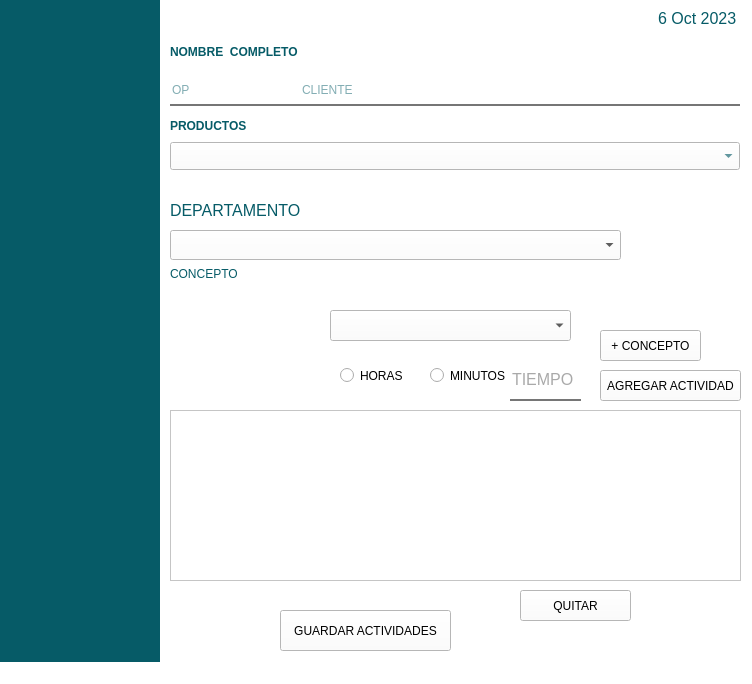
Qt form Views/formulario.ui (alma-assembled/Actividades_Assembled) before a commit.
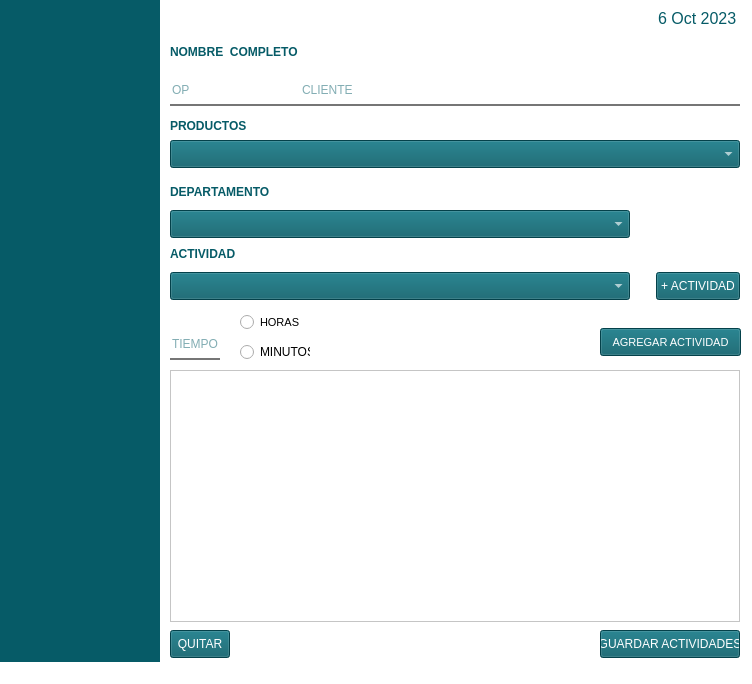
The same form after that commit. Icons and pictures are not drawn.

Commit message: Actualización del archivo con mejoraas de diseño y usabilidad.

The edit to the form file:
```diff
--- a/Views/formulario.ui
+++ b/Views/formulario.ui
@@ -37,22 +37,31 @@
    <widget class="QLineEdit" name="txt_horasMinutos">
     <property name="geometry">
      <rect>
-      <x>510</x>
-      <y>360</y>
-      <width>71</width>
-      <height>41</height>
+      <x>170</x>
+      <y>328</y>
+      <width>50</width>
+      <height>32</height>
      </rect>
     </property>
+    <property name="font">
+     <font>
+      <family>Arial</family>
+      <pointsize>-1</pointsize>
+     </font>
+    </property>
+    <property name="focusPolicy">
+     <enum>Qt::TabFocus</enum>
+    </property>
     <property name="styleSheet">
      <string notr="true">width: 100%;
   padding: 10px 0;
-  font-size: 16px;
-  color: #fff;
+  font-size: 12px;
+  color: rgb(6, 91, 103);
   border: none;
   outline: none;
   background: transparent;
 border-bottom: 2px solid rgb(118, 118, 118) ;
-color: rgb(84, 84, 84);</string>
+color: rgb(6, 91, 103);</string>
     </property>
     <property name="text">
      <string/>
@@ -189,13 +198,21 @@
     <property name="geometry">
      <rect>
       <x>170</x>
-      <y>196</y>
-      <width>138</width>
-      <height>28</height>
+      <y>180</y>
+      <width>100</width>
+      <height>24</height>
      </rect>
     </property>
+    <property name="font">
+     <font>
+      <family>Arial</family>
+      <pointsize>-1</pointsize>
+      <weight>75</weight>
+      <bold>true</bold>
+     </font>
+    </property>
     <property name="styleSheet">
-     <string notr="true">  font-size: 16px;
+     <string notr="true">  font-size: 12px;
 color: rgb(6, 91, 103);;</string>
     </property>
     <property name="text">
@@ -206,57 +223,82 @@
     <property name="geometry">
      <rect>
       <x>170</x>
-      <y>260</y>
-      <width>92</width>
-      <height>28</height>
+      <y>242</y>
+      <width>72</width>
+      <height>24</height>
      </rect>
     </property>
+    <property name="font">
+     <font>
+      <family>Arial</family>
+      <pointsize>-1</pointsize>
+      <weight>75</weight>
+      <bold>true</bold>
+     </font>
+    </property>
     <property name="styleSheet">
      <string notr="true">  font-size: 12px;
 color: rgb(6, 91, 103);</string>
     </property>
     <property name="text">
-     <string>CONCEPTO</string>
+     <string>ACTIVIDAD</string>
     </property>
    </widget>
    <widget class="QComboBox" name="cb_concepto">
     <property name="geometry">
      <rect>
-      <x>330</x>
+      <x>170</x>
+      <y>272</y>
+      <width>460</width>
+      <height>28</height>
+     </rect>
+    </property>
+    <property name="font">
+     <font>
+      <family>Arial</family>
+      <pointsize>12</pointsize>
+     </font>
+    </property>
+    <property name="styleSheet">
+     <string notr="true"> color: rgb(255, 255, 255);
+    background-color: rgb(6, 91, 103);</string>
+    </property>
+   </widget>
+   <widget class="QPushButton" name="btn_actividad">
+    <property name="geometry">
+     <rect>
+      <x>656</x>
+      <y>272</y>
+      <width>84</width>
+      <height>28</height>
+     </rect>
+    </property>
+    <property name="styleSheet">
+     <string notr="true"> background:rgb(6, 91, 103);
+color: rgb(255, 255, 255);</string>
+    </property>
+    <property name="text">
+     <string>+ ACTIVIDAD</string>
+    </property>
+   </widget>
+   <widget class="QRadioButton" name="rbt_horas">
+    <property name="geometry">
+     <rect>
+      <x>240</x>
       <y>310</y>
-      <width>241</width>
-      <height>31</height>
+      <width>60</width>
+      <height>24</height>
      </rect>
     </property>
-    <property name="styleSheet">
-     <string notr="true"> color: inherit;
-    background-color: var(--option-bg);</string>
+    <property name="font">
+     <font>
+      <family>Arial</family>
+      <pointsize>8</pointsize>
+     </font>
     </property>
-   </widget>
-   <widget class="QPushButton" name="btn_concepto">
-    <property name="geometry">
-     <rect>
-      <x>600</x>
-      <y>330</y>
-      <width>101</width>
-      <height>31</height>
-     </rect>
-    </property>
     <property name="styleSheet">
-     <string notr="true"> background: linear-gradient(360deg,#03e9f4);</string>
-    </property>
-    <property name="text">
-     <string>+ CONCEPTO</string>
-    </property>
-   </widget>
-   <widget class="QRadioButton" name="rb_horas">
-    <property name="geometry">
-     <rect>
-      <x>340</x>
-      <y>360</y>
-      <width>82</width>
-      <height>31</height>
-     </rect>
+     <string notr="true">color: rgb(6, 91, 103);
+indicator { background-color: red; }</string>
     </property>
     <property name="text">
      <string>HORAS</string>
@@ -265,12 +307,21 @@
    <widget class="QRadioButton" name="rb_minutos">
     <property name="geometry">
      <rect>
-      <x>430</x>
-      <y>360</y>
-      <width>82</width>
-      <height>31</height>
+      <x>240</x>
+      <y>340</y>
+      <width>70</width>
+      <height>24</height>
      </rect>
     </property>
+    <property name="font">
+     <font>
+      <family>Arial</family>
+     </font>
+    </property>
+    <property name="styleSheet">
+     <string notr="true">color: rgb(6, 91, 103);
+indicator { background-color: red; }</string>
+    </property>
     <property name="text">
      <string>MINUTOS</string>
     </property>
@@ -278,14 +329,20 @@
    <widget class="QPushButton" name="btn_guardar">
     <property name="geometry">
      <rect>
-      <x>280</x>
-      <y>610</y>
-      <width>171</width>
-      <height>41</height>
+      <x>600</x>
+      <y>630</y>
+      <width>140</width>
+      <height>28</height>
      </rect>
     </property>
+    <property name="font">
+     <font>
+      <family>Arial</family>
+     </font>
+    </property>
     <property name="styleSheet">
-     <string notr="true"> background: linear-gradient(360deg,#03e9f4);
+     <string notr="true">color: rgb(255, 255, 255);
+ background: rgb(6, 91, 103);
 </string>
     </property>
     <property name="text">
@@ -296,14 +353,20 @@
     <property name="geometry">
      <rect>
       <x>600</x>
-      <y>370</y>
+      <y>328</y>
       <width>141</width>
-      <height>31</height>
+      <height>28</height>
      </rect>
     </property>
+    <property name="font">
+     <font>
+      <family>Arial</family>
+      <pointsize>8</pointsize>
+     </font>
+    </property>
     <property name="styleSheet">
-     <string notr="true">
-  background: linear-gradient(360deg,#03e9f4);</string>
+     <string notr="true">color: rgb(255, 255, 255);
+  background: rgb(6, 91, 103);</string>
     </property>
     <property name="text">
      <string>AGREGAR ACTIVIDAD</string>
@@ -312,14 +375,20 @@
    <widget class="QPushButton" name="btn_quitar">
     <property name="geometry">
      <rect>
-      <x>520</x>
-      <y>590</y>
-      <width>111</width>
-      <height>31</height>
+      <x>170</x>
+      <y>630</y>
+      <width>60</width>
+      <height>28</height>
      </rect>
     </property>
+    <property name="font">
+     <font>
+      <family>Arial</family>
+     </font>
+    </property>
     <property name="styleSheet">
-     <string notr="true"> background: linear-gradient(360deg,#03e9f4);</string>
+     <string notr="true">color: rgb(255,255,255);
+ background: rgb(6, 91, 103);</string>
     </property>
     <property name="text">
      <string>QUITAR</string>
@@ -329,19 +398,20 @@
     <property name="geometry">
      <rect>
       <x>170</x>
-      <y>230</y>
-      <width>451</width>
-      <height>30</height>
+      <y>210</y>
+      <width>460</width>
+      <height>28</height>
      </rect>
     </property>
     <property name="font">
      <font>
+      <family>Arial</family>
       <pointsize>12</pointsize>
      </font>
     </property>
     <property name="styleSheet">
-     <string notr="true"> color: inherit;
-    background-color: var(--option-bg);</string>
+     <string notr="true"> color: rgb(255, 255, 255);
+    background-color: rgb(6, 91, 103);</string>
     </property>
    </widget>
    <widget class="QDateEdit" name="dte_fechoy">
@@ -393,7 +463,7 @@
     <property name="geometry">
      <rect>
       <x>170</x>
-      <y>142</y>
+      <y>140</y>
       <width>570</width>
       <height>28</height>
      </rect>
@@ -405,8 +475,8 @@
      </font>
     </property>
     <property name="styleSheet">
-     <string notr="true"> color: rgb(6, 91, 103);;
-    background-color: var(--option-bg);</string>
+     <string notr="true"> color: rgb(255, 255, 255);
+    background-color: rgb(6, 91, 103);</string>
     </property>
    </widget>
    <widget class="QLabel" name="label_5">
@@ -414,7 +484,7 @@
      <rect>
       <x>170</x>
       <y>114</y>
-      <width>110</width>
+      <width>78</width>
       <height>24</height>
      </rect>
     </property>
@@ -441,11 +511,17 @@
     <property name="geometry">
      <rect>
       <x>170</x>
-      <y>410</y>
-      <width>571</width>
-      <height>171</height>
+      <y>370</y>
+      <width>570</width>
+      <height>252</height>
      </rect>
     </property>
+    <property name="font">
+     <font>
+      <family>Lucida Sans Unicode</family>
+      <pointsize>-1</pointsize>
+     </font>
+    </property>
     <property name="styleSheet">
      <string notr="true">font-family: &quot;Lucida Sans Unicode&quot;, &quot;Lucida Grande&quot;, Sans-Serif;
     font-size: 12px;       width: 480px; text-align: left;    border-
```
Left out of the diff: 71 changed lines with no effect on the pictures.
